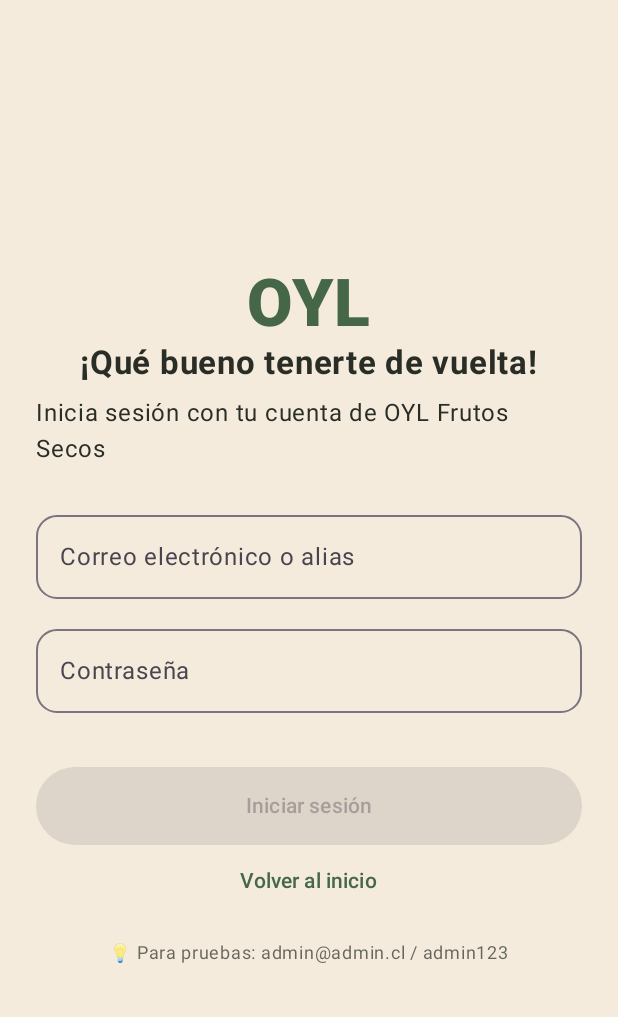
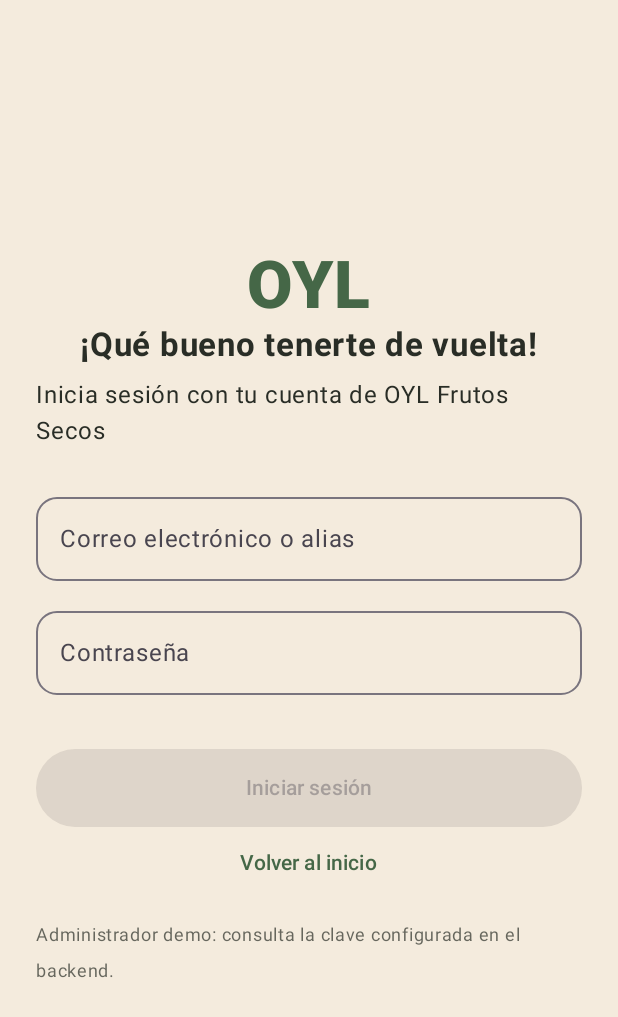
Before and after one commit to javherrerae/frutos-secos, an Android app built with Jetpack Compose: the screen it shows after launch (MainActivity), after a tap on "Iniciar sesión", on a phone screen of 412 x 824 dp. Shown: the top 1017 px of the screen. Run offline under Robolectric (Android 15) with nearby library versions, the phone set to English and light mode, and no system bars; our stand-ins replace Room's generated code; network calls fail.

Commit message:
Corregir indicación de acceso de demostración

```diff
--- a/app/src/main/java/com/oyl/frutossecos/ui/screens/LoginScreen.kt
+++ b/app/src/main/java/com/oyl/frutossecos/ui/screens/LoginScreen.kt
@@ -156,7 +156,7 @@ fun LoginScreen(
             Spacer(modifier = Modifier.height(12.dp))
 
             Text(
-                text = "💡 Para pruebas: admin@admin.cl / admin123",
+                text = "Administrador demo: consulta la clave configurada en el backend.",
                 fontSize = 12.sp,
                 color = GrafitoOYL.copy(alpha = 0.7f)
             )
```
